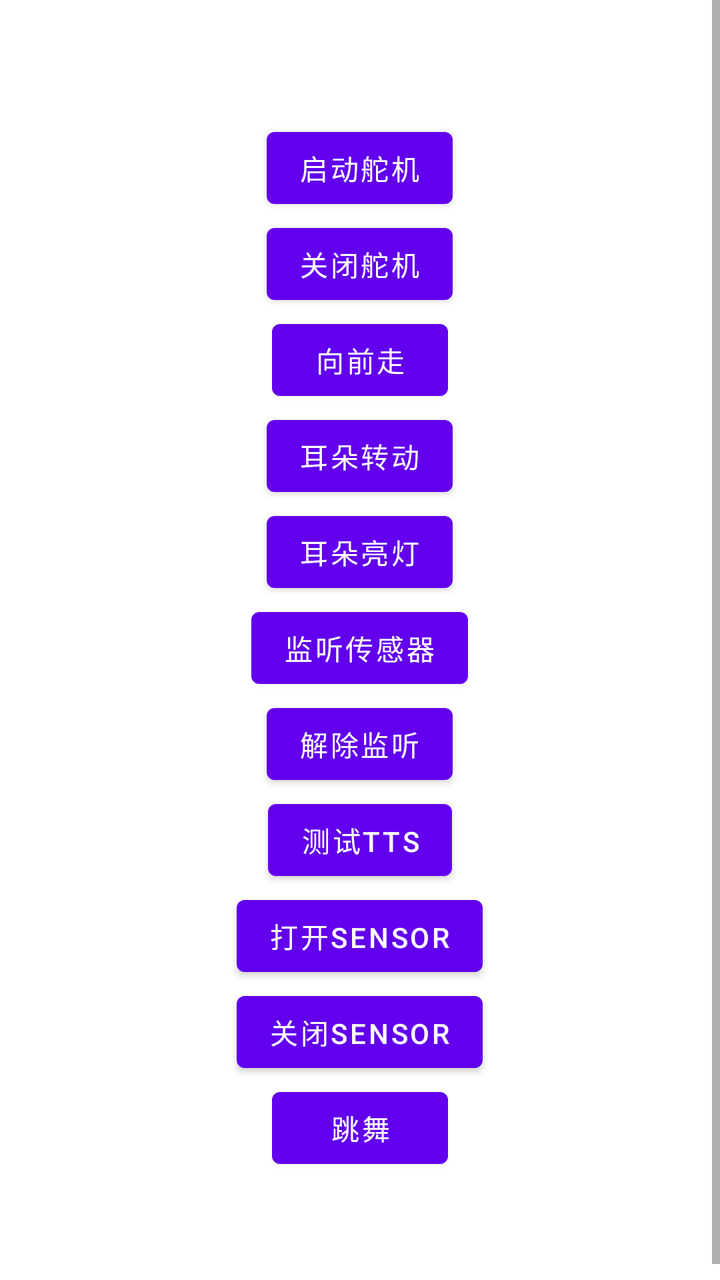
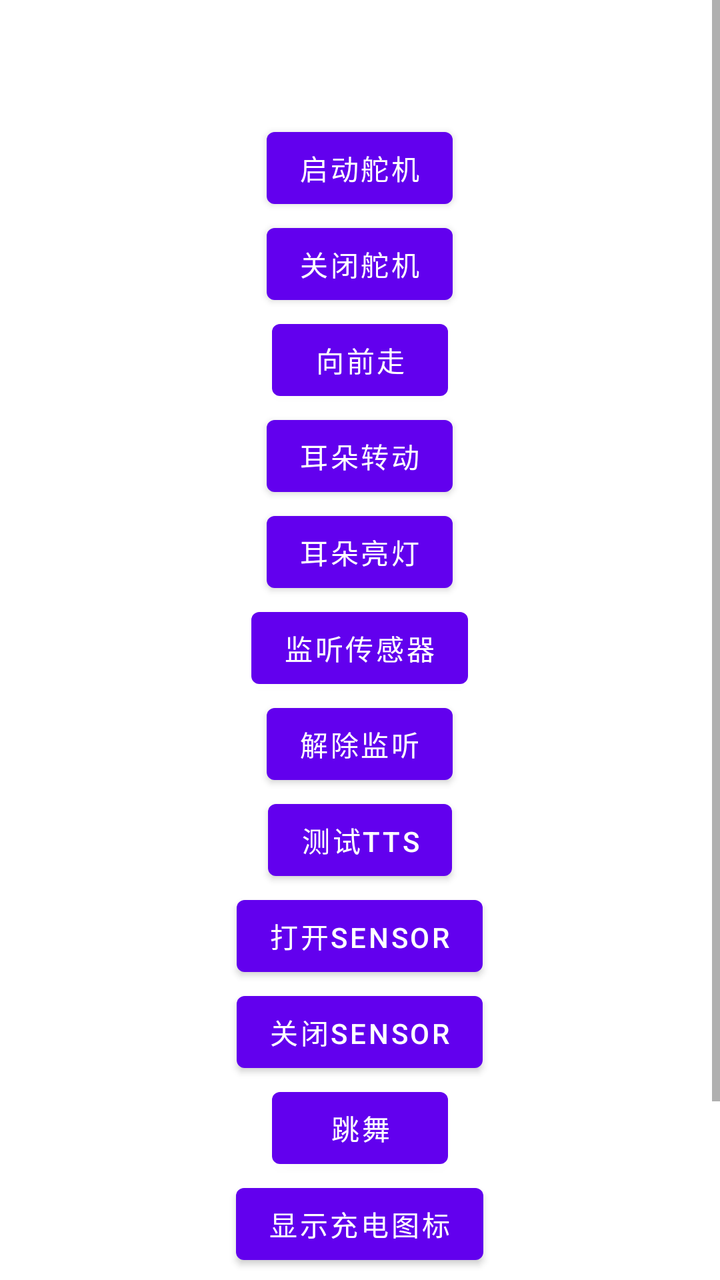

The first picture is an Android layout as it rendered before a commit; the second is the same layout after the commit. The layout source and the unified diff follow.
<!-- AndroidManifest.xml: application theme Theme.DemoForRobotSDK -->
<!-- res/layout/activity_main.xml -->
<?xml version="1.0" encoding="utf-8"?>
<ScrollView
    xmlns:android="http://schemas.android.com/apk/res/android"
    android:layout_width="match_parent"
    android:layout_height="match_parent">

    <LinearLayout xmlns:android="http://schemas.android.com/apk/res/android"
        xmlns:app="http://schemas.android.com/apk/res-auto"
        xmlns:tools="http://schemas.android.com/tools"
        android:layout_width="match_parent"
        android:layout_height="match_parent"
        android:orientation="vertical"
        android:background="@color/cardview_light_background"
        tools:context=".MainActivity">


        <Button
            android:id="@+id/fab"
            android:layout_width="wrap_content"
            android:layout_gravity="center_horizontal"
            android:layout_marginTop="60dp"
            android:text="启动舵机"
            android:layout_height="wrap_content"
            app:srcCompat="@android:drawable/ic_dialog_email" />

        <Button
            android:id="@+id/fab1"
            android:layout_width="wrap_content"
            android:layout_gravity="center_horizontal"
            android:text="关闭舵机"
            android:layout_height="wrap_content"
            app:srcCompat="@android:drawable/ic_dialog_email" />

        <Button
            android:id="@+id/fab2"
            android:layout_width="wrap_content"
            android:layout_gravity="center_horizontal"
            android:text="向前走"
            android:layout_height="wrap_content"
            app:srcCompat="@android:drawable/ic_dialog_email" />

        <Button
            android:id="@+id/fab3"
            android:layout_width="wrap_content"
            android:layout_gravity="center_horizontal"
            android:text="耳朵转动"
            android:layout_height="wrap_content"
            app:srcCompat="@android:drawable/ic_dialog_email" />

        <Button
            android:id="@+id/fab4"
            android:layout_width="wrap_content"
            android:layout_gravity="center_horizontal"
            android:text="耳朵亮灯"
            android:layout_height="wrap_content"
            app:srcCompat="@android:drawable/ic_dialog_email" />

        <Button
            android:id="@+id/fab5"
            android:layout_width="wrap_content"
            android:layout_gravity="center_horizontal"
            android:text="监听传感器"
            android:layout_height="wrap_content"
            app:srcCompat="@android:drawable/ic_dialog_email" />

        <Button
            android:id="@+id/fab6"
            android:layout_width="wrap_content"
            android:layout_gravity="center_horizontal"
            android:text="解除监听"
            android:layout_height="wrap_content"
            app:srcCompat="@android:drawable/ic_dialog_email" />

        <Button
            android:id="@+id/fab7"
            android:layout_width="wrap_content"
            android:layout_gravity="center_horizontal"
            android:text="测试tts"
            android:layout_height="wrap_content"
            app:srcCompat="@android:drawable/ic_dialog_email" />

        <Button
            android:id="@+id/fab8"
            android:layout_width="wrap_content"
            android:layout_gravity="center_horizontal"
            android:text="打开sensor"
            android:layout_height="wrap_content"
            app:srcCompat="@android:drawable/ic_dialog_email" />

        <Button
            android:id="@+id/fab9"
            android:layout_width="wrap_content"
            android:layout_gravity="center_horizontal"
            android:text="关闭sensor"
            android:layout_height="wrap_content"
            app:srcCompat="@android:drawable/ic_dialog_email" />

        <Button
            android:id="@+id/fab10"
            android:layout_width="wrap_content"
            android:layout_gravity="center_horizontal"
            android:layout_marginBottom="60dp"
            android:text="跳舞"
            android:layout_height="wrap_content"
            app:srcCompat="@android:drawable/ic_dialog_email" />


    </LinearLayout>
</ScrollView>
<!-- resources referenced by this layout -->
<resources>
  <style name="Theme.DemoForRobotSDK" parent="Theme.MaterialComponents.DayNight.DarkActionBar">
          
          <item name="colorPrimary">@color/purple_500</item>
          <item name="colorPrimaryVariant">@color/purple_700</item>
          <item name="colorOnPrimary">@color/white</item>
          
          <item name="colorSecondary">@color/teal_200</item>
          <item name="colorSecondaryVariant">@color/teal_700</item>
          <item name="colorOnSecondary">@color/black</item>
          
          <item name="android:statusBarColor">?attr/colorPrimaryVariant</item>
          
      </style>
  <color name="purple_500">#FF6200EE</color>
  <color name="purple_700">#FF3700B3</color>
  <color name="white">#FFFFFFFF</color>
  <color name="teal_200">#FF03DAC5</color>
  <color name="teal_700">#FF018786</color>
  <color name="black">#FF000000</color>
</resources>

<!-- the commit's change to res/layout/activity_main.xml (unified diff, before → after) -->
@@ -99,8 +99,24 @@
             android:id="@+id/fab10"
             android:layout_width="wrap_content"
             android:layout_gravity="center_horizontal"
+            android:text="跳舞"
+            android:layout_height="wrap_content"
+            app:srcCompat="@android:drawable/ic_dialog_email" />
+
+        <Button
+            android:id="@+id/fab11"
+            android:layout_width="wrap_content"
+            android:layout_gravity="center_horizontal"
+            android:text="显示充电图标"
+            android:layout_height="wrap_content"
+            app:srcCompat="@android:drawable/ic_dialog_email" />
+
+        <Button
+            android:id="@+id/fab12"
+            android:layout_width="wrap_content"
+            android:layout_gravity="center_horizontal"
             android:layout_marginBottom="60dp"
-            android:text="跳舞"
+            android:text="隐藏充电图标"
             android:layout_height="wrap_content"
             app:srcCompat="@android:drawable/ic_dialog_email" />
 
